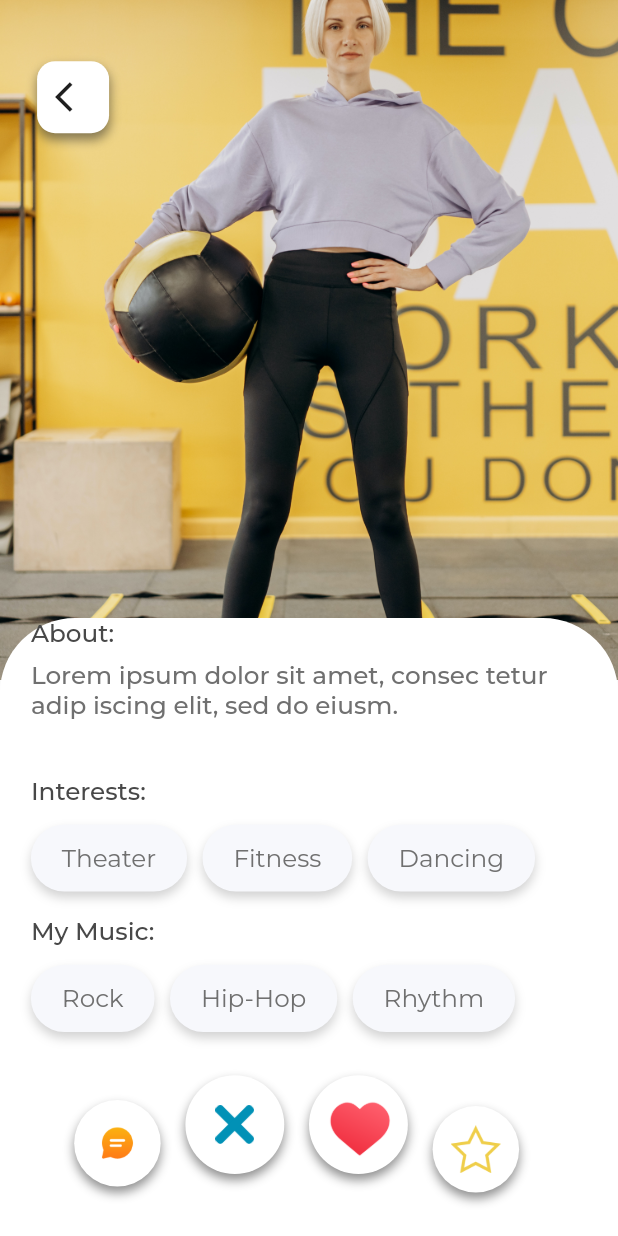
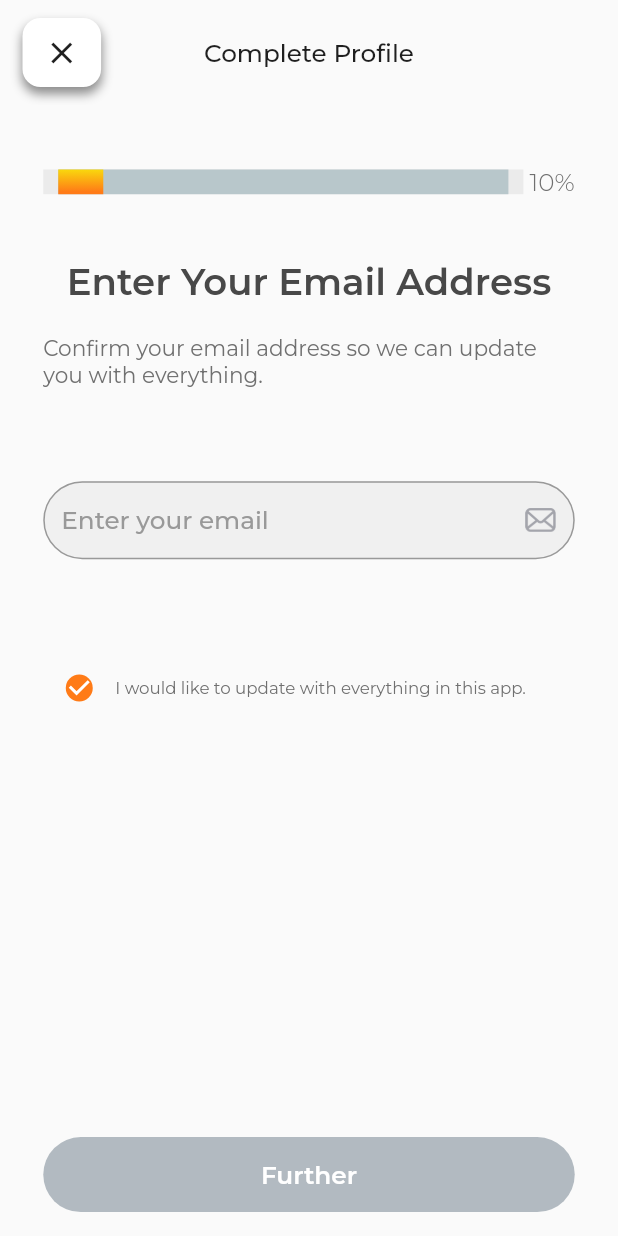
Before and after one commit to Zain-Waheed/crewluv-app, a Flutter app: the screen it shows after launch, on a phone screen of 412 x 824 dp. Run offline on Flutter 3.47's test engine with Material 2 defaults, Android fonts, the phone set to English and light mode, and no system bars; drawn by our look-alikes of percent_indicator; our stand-ins replace cached_network_image, flutter_chat_bubble, get, google_fonts, image_picker, intl_phone_number_input and 4 more; missing offline and left inert: swipable_stack.

Commit message:
Profiles Screens

```diff
--- a/assets/translations/en.json
+++ b/assets/translations/en.json
@@ -170,5 +170,6 @@
   "send_message_to":"Send message to",
   "to become friends.":"to become friends.",
   "you_added":"You added",
-  "to_your_event_crew":"to your event crew"
+  "to_your_event_crew":"to your event crew",
+  "request_otp":"REQUEST OTP"
 }
--- a/lib/providers/dashboard_provider.dart
+++ b/lib/providers/dashboard_provider.dart
@@ -21,6 +21,7 @@ class DashboardProvider extends ChangeNotifier{
 
   DashboardProvider(){
     addEvents();
+    addEvents();
     addFavoriteDrinks();
     addMusicTaste();
     addInterests();
@@ -28,6 +29,9 @@ class DashboardProvider extends ChangeNotifier{
     addUser();
     notifyListeners();
   }
+  GlobalKey<FormState> formKey =  GlobalKey<FormState>();
+  List<int> formCheck= [-1,-1,-1,-1,1,1,1,1];
+  int pageIndex = 0;
 
   List<File> mediaListImages = [
     File(""),
--- /dev/null
+++ b/lib/ui/auth/complete_profile_screen.dart
@@ -0,0 +1,312 @@
+import 'package:amigos/helpers/bottom_sheets/congratulation_bottomsheet.dart';
+import 'package:amigos/helpers/widgets/app_button.dart';
+import 'package:amigos/helpers/widgets/app_button_grey.dart';
+import 'package:amigos/helpers/widgets/custom_appbar.dart';
+import 'package:amigos/localization/app_localization.dart';
+import 'package:amigos/providers/dashboard_provider.dart';
+import 'package:amigos/ui/auth/enter_dob.dart';
+import 'package:amigos/ui/auth/favorite_drinks_screen.dart';
+import 'package:amigos/ui/auth/fullname_screen.dart';
+import 'package:amigos/ui/auth/interests.dart';
+import 'package:amigos/ui/auth/login_screen.dart';
+import 'package:amigos/ui/auth/media_profile_screen.dart';
+import 'package:amigos/ui/auth/music_taste_screen.dart';
+import 'package:amigos/ui/auth/select_gender.dart';
+import 'package:amigos/utils/colors.dart';
+import 'package:amigos/utils/images.dart';
+import 'package:amigos/utils/input_decorations.dart';
+import 'package:amigos/utils/text_styles.dart';
+import 'package:amigos/utils/validation.dart';
+import 'package:flutter/material.dart';
+import 'package:get/get.dart';
+import 'package:percent_indicator/linear_percent_indicator.dart';
+import 'package:provider/provider.dart';
+
+class CompleteProfileScreen extends StatefulWidget {
+  const CompleteProfileScreen({Key? key}) : super(key: key);
+
+  @override
+  _CompleteProfileScreenState createState() => _CompleteProfileScreenState();
+}
+
+class _CompleteProfileScreenState extends State<CompleteProfileScreen> {
+  TextEditingController emailController = TextEditingController();
+  final _controller = PageController();
+
+
+  int percentage = 10;
+  double percent = 0.1;
+  bool isChecked = true;
+  bool isGrey=true;
+
+  @override
+  Widget build(BuildContext context) {
+    return Consumer<DashboardProvider>(builder: (context,dashPro,_)
+    {
+      return Scaffold(
+        appBar: PreferredSize(
+          preferredSize: Size.fromHeight(Get.width * 0.17),
+          child: CustomAppBar(
+              function: () {
+                //Get.to(() => const PhoneNumber());
+                if (dashPro.pageIndex > 0) {
+                  dashPro.pageIndex--;
+                  percentageValue(dashPro);
+                  _controller.jumpToPage(dashPro.pageIndex);
+                } else {
+                  dashPro.pageIndex = 0;
+                  percentageValue(dashPro);
+                  Get.to(
+                      Login()
+                  );
+                }
+              },
+              backButton: dashPro.pageIndex == 0 ? false : true,
+              title: 'complete_profile'),
+        ),
+        bottomNavigationBar: Container(
+          height: dashPro.pageIndex==4||dashPro.pageIndex==5||dashPro.pageIndex==6?Get.width * 0.3:Get.width * 0.2,
+          margin: EdgeInsets.symmetric(horizontal: Get.width*0.07),
+          child: Column(
+            children: [
+              SizedBox(
+                height: Get.width*0.04,
+              ),
+              dashPro.formCheck[dashPro.pageIndex]==1?AppButton(
+                isWhite: false,
+                width: Get.width * 0.9,
+                buttonText: dashPro.pageIndex == 7 ? 'done' : 'further',
+                onpressed: () {
+                  if (dashPro.formKey.currentState!.validate()) {
+                    dashPro.pageIndex++;
+                    percentageValue(dashPro);
+                    if (dashPro.pageIndex <= 7) {
+                      _controller.jumpToPage(dashPro.pageIndex);
+                    } else {
+                      percentageValue(dashPro);
+                     Get.bottomSheet(
+                       CongraulationBottomSheet()
+                     );
+                    }
+                  }
+                },
+              ): ElevatedButton(
+                style: ButtonStyle(
+                  shape: MaterialStateProperty.all<RoundedRectangleBorder>(
+                    RoundedRectangleBorder(
+                      borderRadius: BorderRadius.circular(30.0),
+                    ),
+                  ),
+                  minimumSize: MaterialStateProperty.all(Size(400, 50)),
+                  backgroundColor: MaterialStateProperty.all(AppColors.solidGrey),
+                  shadowColor: MaterialStateProperty.all(Colors.transparent),
+                ),
+                onPressed: null,
+                child: Text(getTranslated(context, 'further')??"",
+                  style: AppTextStyle.montserrat(AppColors.whiteColor, Get.width*0.04, FontWeight.w600)
+                  ,),
+              ),
+              Visibility(
+                visible: dashPro.pageIndex==4||dashPro.pageIndex==5||dashPro.pageIndex==6?true:false,
+                child: Column(
+                  children: [
+                    SizedBox(
+                      height: Get.width*0.01,
+                    ),
+                    TextButton(
+                      onPressed: () {
+                        _controller.jumpToPage(7);
+                      },
+                      child: Text(
+                        getTranslated(context, 'skip_this_step') ?? "",
+                        style: AppTextStyle.poppins(
+                            AppColors.orangeDark, Get.width * 0.04, FontWeight.w500),
+                      ),
+                    ),
+                  ],
+                ),
+              ),
+            ],
+          ),
+        ),
+        body: Padding(
+          padding: EdgeInsets.symmetric(horizontal: Get.width * 0.07),
+          child: SingleChildScrollView(
+            child: Column(
+              crossAxisAlignment: CrossAxisAlignment.start,
+              children: [
+                SizedBox(
+                  height: Get.width * 0.1,
+                ),
+                Row(
+                  children: [
+                    Expanded(
+                      child: LinearPercentIndicator(
+                        fillColor: AppColors.grey,
+                        percent: percent,
+                        lineHeight: Get.width * 0.04,
+                        linearGradient: AppColors.buttonGradientColor,
+                      ),
+                    ),
+                    SizedBox(
+                      width: Get.width * 0.01,
+                    ),
+                    Text(
+                      percentage.toString() + '%',
+                      style: AppTextStyle.montserrat(
+                          AppColors.lightGrey, Get.width * 0.04, FontWeight.w300),
+                    )
+                  ],
+                ),
+                SizedBox(
+                  width: Get.width,
+                  height: Get.width * 1.5,
+                  child: Form(
+                    key: dashPro.formKey,
+                   // autovalidateMode: AutovalidateMode.onUserInteraction,
+                    child: PageView(
+                      physics: NeverScrollableScrollPhysics(),
+                      controller: _controller,
+                      onPageChanged: (index) {
+                        setState(() {
+                          dashPro.pageIndex = index;
+                        });
+                      },
+                      children: [
+                        emailScreen(dashPro),
+                        EnterFullName(),
+                        EnterDOB(),
+                        SelectGender(),
+                        FavoriteDrinks(),
+                        MusicTaste(),
+                        Intersets(),
+                        MediaProfile(),
+                      ],
+                    ),
+                  ),
+                ),
+              ],
+            ),
+          ),
+        ),
+      );
+    });
+  }
+
+  Widget emailScreen(DashboardProvider dashPro) {
+    return Column(
+      children: [
+        SizedBox(
+          height: Get.width * 0.1,
+        ),
+        Text(
+          getTranslated(context, 'enter_email_address') ?? "",
+          style: AppTextStyle.montserrat(
+              AppColors.shadedBlack, Get.width * 0.06, FontWeight.w600),
+        ),
+        SizedBox(
+          height: Get.width * 0.05,
+        ),
+        Text(
+          getTranslated(context, 'confirm_email') ?? "",
+          style: AppTextStyle.montserrat(
+              AppColors.lightGrey, Get.width * 0.035, FontWeight.w400),
+        ),
+        SizedBox(height: Get.width * 0.15),
+        TextFormField(
+          autovalidateMode: AutovalidateMode.onUserInteraction,
+          controller: emailController,
+          onChanged: (val){
+
+            setState(() {
+              if(dashPro.formKey.currentState!.validate())
+                {
+                  dashPro.formCheck[dashPro.pageIndex]=1;
+                }
+              else
+                {
+                  dashPro.formCheck[dashPro.pageIndex]=-1;
+                }
+            });
+          },
+          validator: (value) =>
+              FieldValidator.validateEmail(emailController.text),
+          decoration: AppInputDecoration.circularFieldDecoration(
+            null,
+            'enter_email',
+            Image.asset(
+              AppImages.emailIcon,
+            ),
+          ),
+        ),
+        SizedBox(height: Get.width * 0.15),
+        Row(
+          mainAxisAlignment: MainAxisAlignment.start,
+          children: [
+            Checkbox(
+              value: isChecked,
+              activeColor: AppColors.themeColor,
+              onChanged: (value) {
+                isChecked = value!;
+                setState(() {});
+              },
+              shape: RoundedRectangleBorder(
+                borderRadius: BorderRadius.circular(12),
+              ),
+            ),
+            Expanded(
+                child: Text(
+              getTranslated(context, "like_to_update") ?? "",
+              style: AppTextStyle.montserrat(
+                  AppColors.lightGrey, Get.width * 0.027, FontWeight.w400),
+            )),
+          ],
+        )
+      ],
+    );
+  }
+
+  void percentageValue(DashboardProvider dashPro) {
+    if (dashPro.pageIndex == 0) {
+      setState(() {
+        percentage = 10;
+        percent = 0.1;
+      });
+    } else if (dashPro.pageIndex == 1) {
+      setState(() {
+        percentage = 20;
+        percent = 0.2;
+      });
+    } else if (dashPro.pageIndex == 2) {
+      setState(() {
+        percentage = 35;
+        percent = 0.35;
+      });
+    } else if (dashPro.pageIndex == 3) {
+      setState(() {
+        percentage = 50;
+        percent = 0.5;
+      });
+    } else if (dashPro.pageIndex == 4) {
+      setState(() {
+        percentage = 65;
+        percent = 0.65;
+      });
+    } else if (dashPro.pageIndex == 5) {
+      setState(() {
+        percentage = 75;
+        percent = 0.75;
+      });
+    } else if (dashPro.pageIndex == 6) {
+      setState(() {
+        percentage = 85;
+        percent = 0.95;
+      });
+    } else if (dashPro.pageIndex == 7) {
+      setState(() {
+        percentage = 95;
+        percent = 1;
+      });
+    }
+  }
+}
--- a/lib/ui/auth/phone_screen.dart
+++ b/lib/ui/auth/phone_screen.dart
@@ -1,4 +1,5 @@
 import 'package:amigos/helpers/widgets/app_button.dart';
+import 'package:amigos/helpers/widgets/app_button_grey.dart';
 import 'package:amigos/helpers/widgets/custom_appbar.dart';
 import 'package:amigos/localization/app_localization.dart';
 import 'package:amigos/ui/auth/otp_screen.dart';
@@ -31,7 +32,7 @@ class _PhoneNumberState extends State<PhoneNumber> {
       bottomNavigationBar: Container(
         height: Get.width*0.2,
         padding: EdgeInsets.symmetric(horizontal: Get.width*0.07,vertical: Get.width*0.03),
-        child: AppButton(isWhite: false,width: Get.width*0.6,buttonText: 'request_otp',
+        child:  validated==false?AppButtonGrey():AppButton(isWhite: false,width: Get.width*0.6,buttonText: 'request_otp',
           onpressed: (){
             if(formKey.currentState!.validate())
               {
--- a/lib/ui/dashboard/profiles_screen.dart
+++ b/lib/ui/dashboard/profiles_screen.dart
@@ -173,7 +173,7 @@ class _ProfilesState extends State<Profiles> {
                 ),
                 GestureDetector(
                   onTap:(){
-
+                    Get.to(SlidingAnimation());
                   },
                   child: Container(
                     margin: EdgeInsets.only(right: Get.width*0.04,top: Get.height*0.04),
--- a/lib/ui/intro/splash_screen.dart
+++ b/lib/ui/intro/splash_screen.dart
@@ -1,4 +1,7 @@
+import 'package:amigos/ui/auth/complete_profile_screen.dart';
 import 'package:amigos/ui/auth/favorite_drinks_screen.dart';
+import 'package:amigos/ui/auth/otp_screen.dart';
+import 'package:amigos/ui/auth/phone_screen.dart';
 import 'package:amigos/ui/dashboard/chatt_screen.dart';
 import 'package:amigos/ui/dashboard/profile_detail_screen.dart';
 import 'package:amigos/ui/dashboard/profiles_screen.dart';
@@ -20,7 +23,7 @@ class _SplashScreeenState extends State<SplashScreeen> {
   void initState() {
     Future.delayed(Duration(seconds: 1),(){
       Get.off(
-          ProfileDetail()
+          CompleteProfileScreen()
       );
     },
     );
--- a/lib/utils/colors.dart
+++ b/lib/utils/colors.dart
@@ -24,6 +24,7 @@ class AppColors {
   static Color orangeDark= const Color(0xffFF7B17);
   static Color silverWhite = const Color(0xffF7F8FC);
   static Color greenActive = const Color(0xff25D660);
+  static Color  solidGrey = const Color(0xffB2BAC1);
 
 
   static Color white = const Color(0xffFFFFFF);
```
Also changed, not shown: lib/helpers/widgets/app_button_grey.dart (added, +44 -0 lines), lib/helpers/widgets/notification_dialog.dart (+12 -2 lines), lib/ui/auth/email_screen.dart (deleted, +0 -272 lines), lib/ui/auth/enter_dob.dart (+14 -0 lines), lib/ui/auth/fullname_screen.dart (+19 -0 lines), lib/ui/auth/otp_screen.dart (+11 -8 lines), lib/ui/auth/select_gender.dart (+32 -3 lines).
